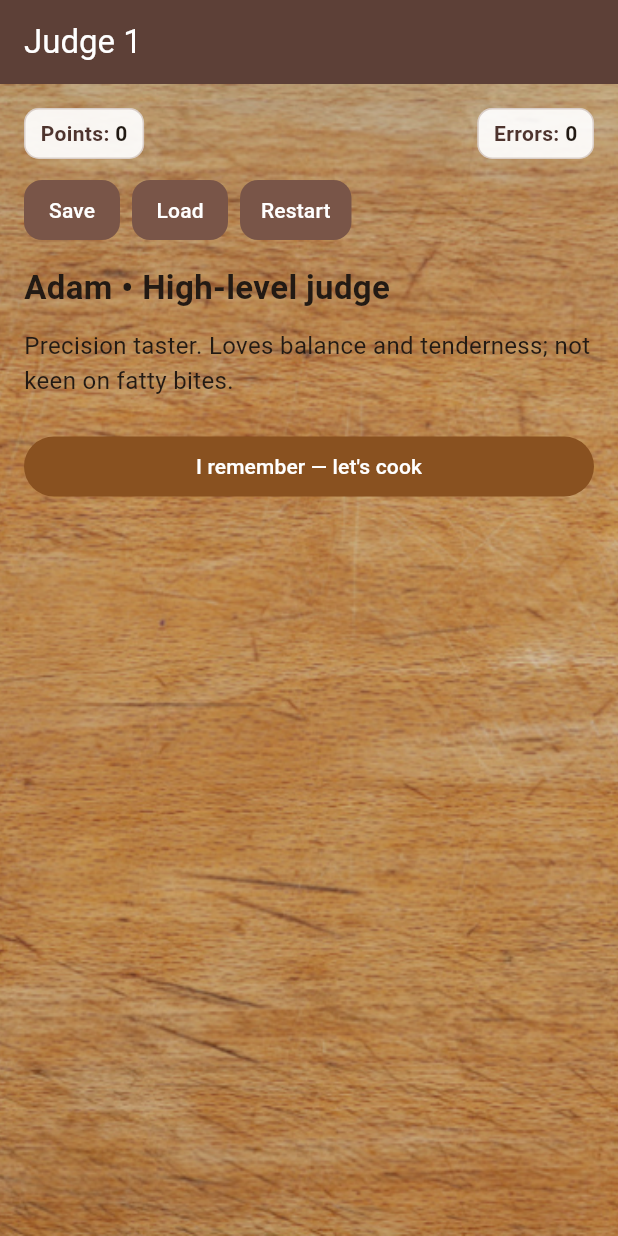
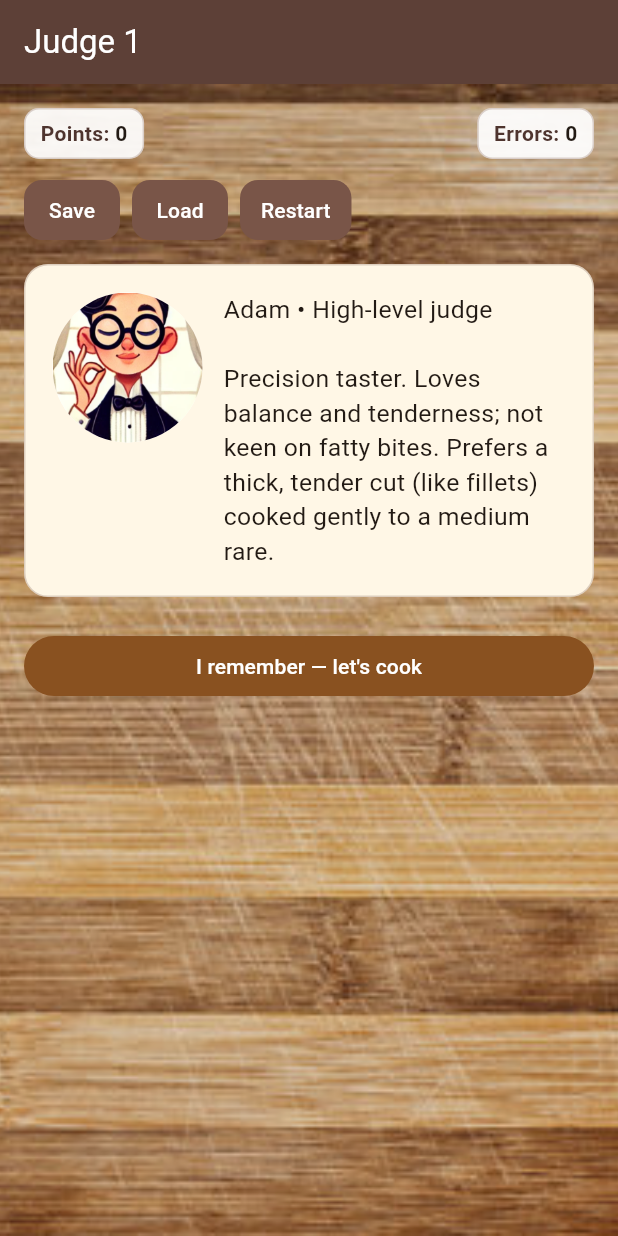
Before and after one commit to dawid-northeastern/software-engineering-final-project, a Flutter app: the JudgeBriefScreen screen opened directly with empty values, on a phone screen of 412 x 824 dp. Run offline on Flutter 3.47's test engine with Material 3 defaults, Android fonts, the phone set to English and light mode, and no system bars; our stand-ins replace audioplayers, shared_preferences; accounts and stored records are empty.

Commit message:
added old judge text + icons, rollback cutting board

```diff
--- a/lib/judge_game_flow.dart
+++ b/lib/judge_game_flow.dart
@@ -132,7 +132,7 @@ class GameState {
       name: 'Adam',
       level: 'High-level judge',
       bio:
-          'Precision taster. Loves balance and tenderness; not keen on fatty bites.',
+          'Precision taster. Loves balance and tenderness; not keen on fatty bites. Prefers a thick, tender cut (like fillets) cooked gently to a medium rare.',
       portraitAsset: 'assets/judge1.png',
       portraitAlign: Alignment(0, -0.28),
       preferredCut: Cut.fillet,
@@ -143,7 +143,7 @@ class GameState {
       name: 'Amanda',
       level: 'Butcher judge',
       bio:
-          'All about marbling and aroma. Prefers a classic ribeye, standard thickness.',
+          'All about marbling and beefy aroma. Wants juice in every bite. A classic normal sized ribeye cooked to midway (medium)',
       portraitAsset: 'assets/judge2.png',
       portraitAlign: Alignment(0, -0.18),
       preferredCut: Cut.ribeye,
@@ -153,7 +153,8 @@ class GameState {
     JudgeProfile(
       name: 'Lucas',
       level: 'Technique judge',
-      bio: 'Obsessed with sear quality. Loves sirloins at medium well.',
+      bio:
+          'Obsesses over a clean sear. Enjoys a nice fat cap on the side typically seen in sirloins. He likes a standard size cooked to medium well.',
       portraitAsset: 'assets/judge3.png',
       portraitAlign: Alignment(0, -0.35),
       preferredCut: Cut.sirloin,
@@ -469,12 +470,40 @@ class _JudgeBriefScreenState extends State<JudgeBriefScreen> {
               ],
             ),
             const SizedBox(height: 12),
-            Text(
-              '${j.name} • ${j.level}',
-              style: const TextStyle(fontSize: 22, fontWeight: FontWeight.bold),
+            Container(
+              padding: const EdgeInsets.all(18),
+              constraints: const BoxConstraints(minHeight: 180),
+              decoration: BoxDecoration(
+                color: const Color(0xFFFFF7E6),
+                borderRadius: BorderRadius.circular(16),
+                border: Border.all(color: Colors.brown.withOpacity(0.25)),
+              ),
+              child: Row(
+                crossAxisAlignment: CrossAxisAlignment.start,
+                children: [
+                  Container(
+                    width: 100,
+                    height: 100,
+                    decoration: BoxDecoration(
+                      shape: BoxShape.circle,
+                      color: Colors.white,
+                      image: DecorationImage(
+                        image: AssetImage(j.portraitAsset),
+                        fit: BoxFit.cover,
+                        alignment: j.portraitAlign,
+                      ),
+                    ),
+                  ),
+                  const SizedBox(width: 14),
+                  Expanded(
+                    child: Text(
+                      '${j.name} • ${j.level}\n\n${j.bio}',
+                      style: const TextStyle(fontSize: 16.5, height: 1.4),
+                    ),
+                  ),
+                ],
+              ),
             ),
-            const SizedBox(height: 12),
-            Text(j.bio, style: const TextStyle(fontSize: 16)),
             const SizedBox(height: 22),
             FilledButton(
               onPressed: () {
```
Also changed, not shown: assets/cutting_board.png.
